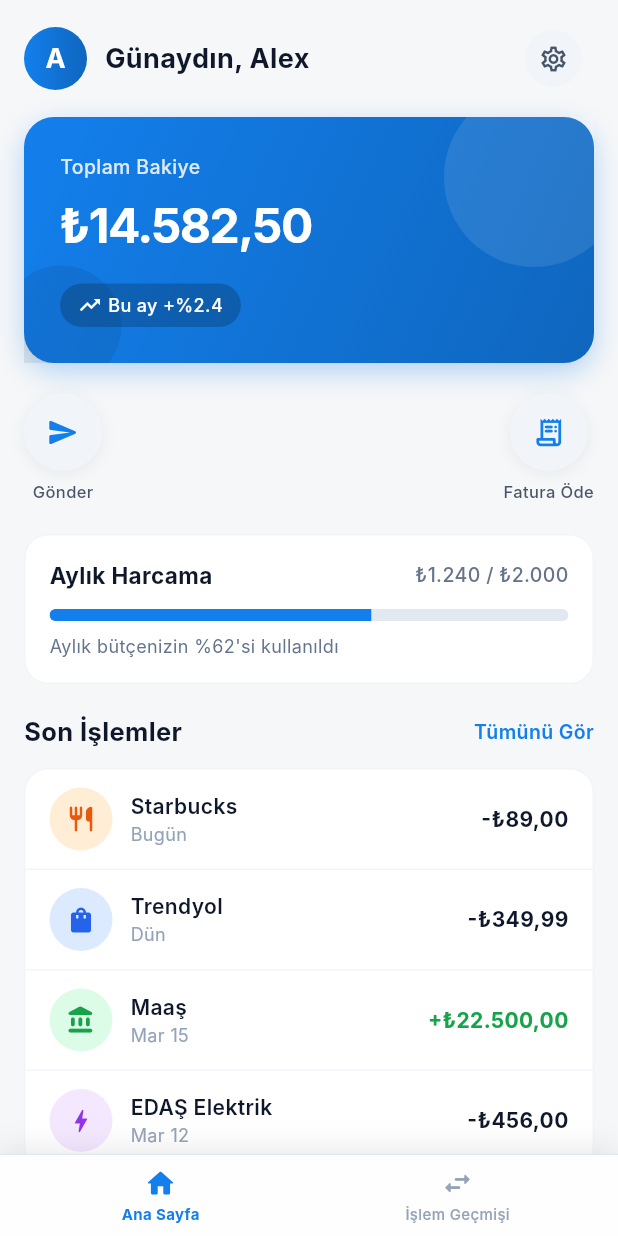
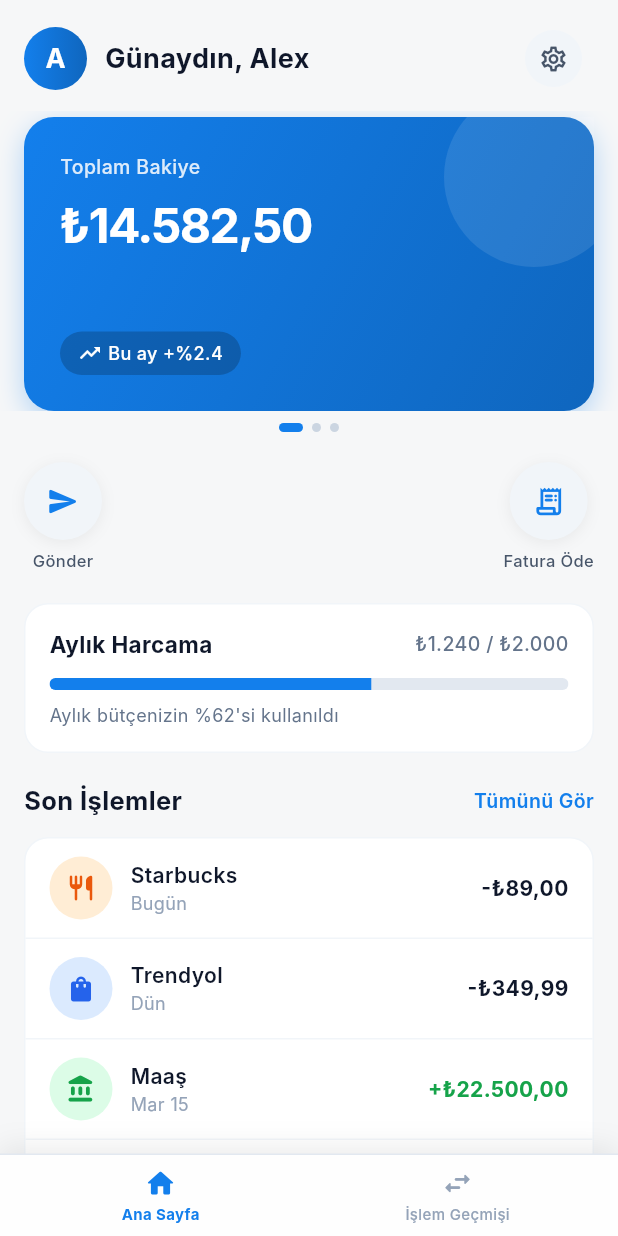
Before and after one commit to omurravli/akce_pay, a Flutter app: the DashboardScreen screen opened directly, on a phone screen of 412 x 824 dp. Run offline on Flutter 3.47's test engine with Material 3 defaults, Android fonts, the phone set to English and light mode, and no system bars; Roboto replaces fonts that are missing (Inter).

Commit message:
Scaling UI ve cards-wallets UI eklendi by/ahmet

```diff
--- a/lib/main.dart
+++ b/lib/main.dart
@@ -1,3 +1,4 @@
+import 'dart:ui';
 import 'package:flutter/material.dart';
 import 'package:flutter_localizations/flutter_localizations.dart';
 import 'l10n/app_localizations.dart';
@@ -6,6 +7,14 @@ import 'screens/login_screen.dart';
 
 void main() {
   runApp(const AkcePayApp());
+}
+
+class AppScrollBehavior extends MaterialScrollBehavior {
+  @override
+  Set<PointerDeviceKind> get dragDevices => {
+    PointerDeviceKind.touch,
+    PointerDeviceKind.mouse,
+  };
 }
 
 class AkcePayApp extends StatefulWidget {
@@ -39,6 +48,7 @@ class _AkcePayAppState extends State<AkcePayApp> {
       darkTheme: AppTheme.dark(),
       themeMode: _themeMode,
       locale: _locale,
+      scrollBehavior: AppScrollBehavior(),
       builder: (context, child) {
         return MediaQuery(
           data: MediaQuery.of(context).copyWith(
--- a/lib/screens/dashboard_screen.dart
+++ b/lib/screens/dashboard_screen.dart
@@ -15,6 +15,8 @@ class DashboardScreen extends StatefulWidget {
 
 class _DashboardScreenState extends State<DashboardScreen> {
   int _selectedIndex = 0;
+  final PageController _pageController = PageController();
+  int _currentPage = 0;
 
   void _onNavTap(int index) {
     setState(() => _selectedIndex = index);
@@ -23,6 +25,12 @@ class _DashboardScreenState extends State<DashboardScreen> {
           context, MaterialPageRoute(builder: (_) => const ActivityScreen()));
       setState(() => _selectedIndex = 0);
     }
+  }
+
+  @override
+  void dispose() {
+    _pageController.dispose();
+    super.dispose();
   }
 
   @override
@@ -44,7 +52,7 @@ class _DashboardScreenState extends State<DashboardScreen> {
             crossAxisAlignment: CrossAxisAlignment.start,
             children: [
               _buildHeader(context, l, isDark),
-              _buildBalanceCard(context, l, isDark),
+              _buildPagerSection(context, l, isDark),
               _buildQuickActions(context, l, isDark),
               _buildMonthlySpending(context, l, isDark),
               _buildRecentTransactions(context, l, isDark),
@@ -183,6 +191,42 @@ class _DashboardScreenState extends State<DashboardScreen> {
     );
   }
 
+  Widget _buildPagerSection(BuildContext context, AppLocalizations l, bool isDark) {
+    return Column(
+      children: [
+        SizedBox(
+          height: 200,
+          child: PageView(
+            controller: _pageController,
+            onPageChanged: (index) => setState(() => _currentPage = index),
+            children: [
+              _buildBalanceCard(context, l, isDark),
+              _buildWalletsCard(context, l, isDark),
+              _buildCardsCard(context, l, isDark),
+            ],
+          ),
+        ),
+        const SizedBox(height: 8),
+        Row(
+          mainAxisAlignment: MainAxisAlignment.center,
+          children: List.generate(3, (index) {
+            final isActive = _currentPage == index;
+            return AnimatedContainer(
+              duration: const Duration(milliseconds: 300),
+              margin: const EdgeInsets.symmetric(horizontal: 3),
+              height: 6,
+              width: isActive ? 16 : 6,
+              decoration: BoxDecoration(
+                color: isActive ? AppColors.primary : AppColors.slate300,
+                borderRadius: BorderRadius.circular(3),
+              ),
+            );
+          }),
+        ),
+      ],
+    );
+  }
+
   Widget _buildBalanceCard(
       BuildContext context, AppLocalizations l, bool isDark) {
     return Padding(
@@ -216,17 +260,6 @@ class _DashboardScreenState extends State<DashboardScreen> {
                     color: Colors.white.withOpacity(0.1)),
               ),
             ),
-            Positioned(
-              bottom: -15,
-              left: -15,
-              child: Container(
-                width: 80,
-                height: 80,
-                decoration: BoxDecoration(
-                    shape: BoxShape.circle,
-                    color: Colors.black.withOpacity(0.08)),
-              ),
-            ),
             Padding(
               padding: const EdgeInsets.all(24),
               child: Column(
@@ -244,7 +277,7 @@ class _DashboardScreenState extends State<DashboardScreen> {
                           fontSize: 32,
                           fontWeight: FontWeight.bold,
                           letterSpacing: -1)),
-                  const SizedBox(height: 16),
+                  const Spacer(),
                   Row(
                     children: [
                       Container(
@@ -267,13 +300,117 @@ class _DashboardScreenState extends State<DashboardScreen> {
                           ],
                         ),
                       ),
-                      const Spacer(),
                     ],
                   ),
                 ],
               ),
             ),
           ],
+        ),
+      ),
+    );
+  }
+
+  Widget _buildWalletsCard(BuildContext context, AppLocalizations l, bool isDark) {
+    return Padding(
+      padding: const EdgeInsets.fromLTRB(16, 4, 16, 0),
+      child: InkWell(
+        onTap: () {
+          // Detay ekranına yönlendirme yapılabilir
+        },
+        child: Container(
+          decoration: BoxDecoration(
+            borderRadius: BorderRadius.circular(20),
+            gradient: const LinearGradient(
+              begin: Alignment.topLeft,
+              end: Alignment.bottomRight,
+              colors: [Color(0xFF2E3192), Color(0xFF1BFFFF)],
+            ),
+          ),
+          child: Stack(
+            children: [
+              Positioned(
+                bottom: -20,
+                right: -20,
+                child: Icon(Icons.account_balance_wallet, size: 120, color: Colors.white.withOpacity(0.1)),
+              ),
+              Padding(
+                padding: const EdgeInsets.all(24),
+                child: Column(
+                  crossAxisAlignment: CrossAxisAlignment.start,
+                  children: [
+                    const Text("Ana Hesap", style: TextStyle(color: Colors.white70, fontSize: 13, fontWeight: FontWeight.w500)),
+                    const SizedBox(height: 4),
+                    const Text("TR44 0006 2000 ... 45 90", style: TextStyle(color: Colors.white, fontSize: 14, fontFamily: 'Monospace')),
+                    const Spacer(),
+                    const Text("Bakiye", style: TextStyle(color: Colors.white70, fontSize: 12)),
+                    const Text("₺12.450,00", style: TextStyle(color: Colors.white, fontSize: 24, fontWeight: FontWeight.bold)),
+                    const SizedBox(height: 8),
+                    Container(
+                      padding: const EdgeInsets.symmetric(horizontal: 8, vertical: 4),
+                      decoration: BoxDecoration(color: Colors.white24, borderRadius: BorderRadius.circular(8)),
+                      child: const Text("Vadesiz TL", style: TextStyle(color: Colors.white, fontSize: 10, fontWeight: FontWeight.bold)),
+                    ),
+                  ],
+                ),
+              ),
+            ],
+          ),
+        ),
+      ),
+    );
+  }
+
+  Widget _buildCardsCard(BuildContext context, AppLocalizations l, bool isDark) {
+    return Padding(
+      padding: const EdgeInsets.fromLTRB(16, 4, 16, 0),
+      child: InkWell(
+        onTap: () {
+          // Detay ekranına yönlendirme yapılabilir
+        },
+        child: Container(
+          decoration: BoxDecoration(
+            borderRadius: BorderRadius.circular(20),
+            gradient: const LinearGradient(
+              begin: Alignment.topLeft,
+              end: Alignment.bottomRight,
+              colors: [Color(0xFF0F2027), Color(0xFF203A43), Color(0xFF2C5364)],
+            ),
+          ),
+          child: Stack(
+            children: [
+              Positioned(
+                top: 20,
+                right: 20,
+                child: Text("VISA", style: TextStyle(color: Colors.white.withOpacity(0.5), fontSize: 20, fontWeight: FontWeight.bold, fontStyle: FontStyle.italic)),
+              ),
+              Padding(
+                padding: const EdgeInsets.all(24),
+                child: Column(
+                  crossAxisAlignment: CrossAxisAlignment.start,
+                  children: [
+                    const Text("Akçe Card", style: TextStyle(color: Colors.white, fontSize: 16, fontWeight: FontWeight.bold)),
+                    const Spacer(),
+                    const Text("**** **** **** 1289", style: TextStyle(color: Colors.white, fontSize: 18, letterSpacing: 2)),
+                    const SizedBox(height: 20),
+                    Row(
+                      mainAxisAlignment: MainAxisAlignment.spaceBetween,
+                      children: [
+                        Column(
+                          crossAxisAlignment: CrossAxisAlignment.start,
+                          children: [
+                            Text("VALID THRU", style: TextStyle(color: Colors.white.withOpacity(0.6), fontSize: 8)),
+                            const Text("12/26", style: TextStyle(color: Colors.white, fontSize: 12)),
+                          ],
+                        ),
+                        const Icon(Icons.contactless, color: Colors.white, size: 24),
+                      ],
+                    ),
+                  ],
+                ),
+              ),
+            ],
+          ),
         ),
       ),
     );
```
